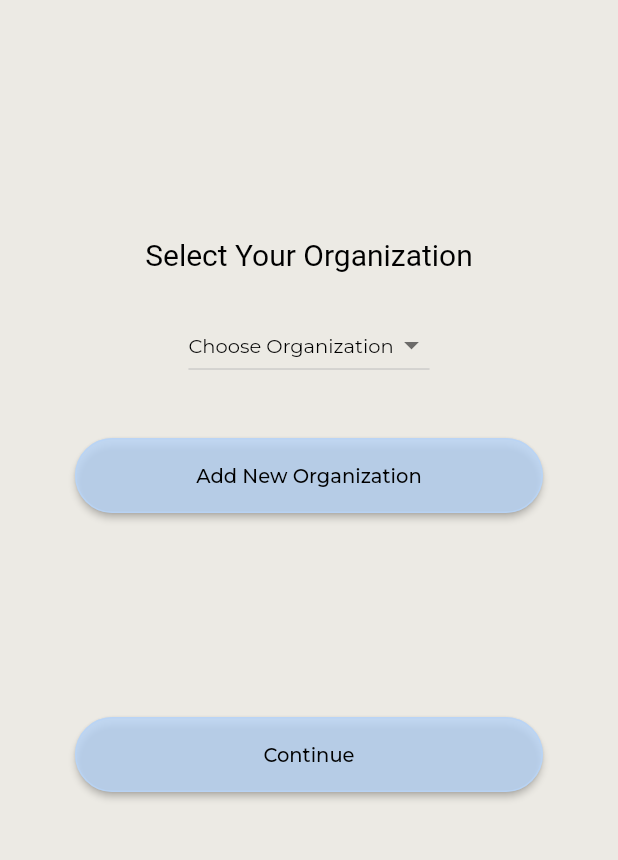
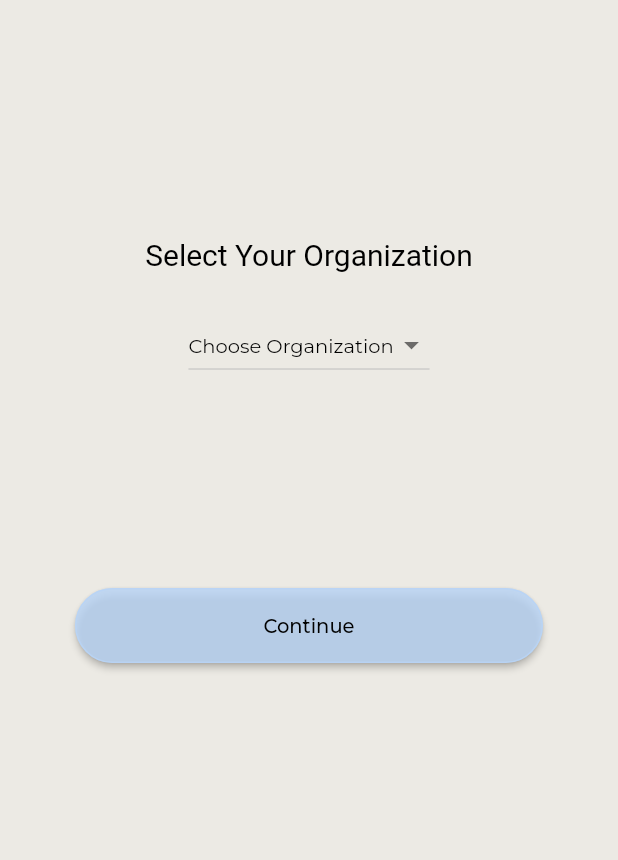
Before and after one commit to dbar2002/302-Design-Project, a Flutter app: the SelectMapScreen screen opened by its route, on a phone screen of 412 x 824 dp, the part 276-1136 px from its top. Run offline on Flutter 3.47's test engine with Material 2 defaults, Android fonts, the phone set to English and light mode, and no system bars; our stand-ins replace animated_splash_screen, cloud_firestore, cloud_functions, dropdown_button2, firebase_auth, firebase_core and 6 more; missing offline and left inert: dart:ffi, flutter_animated_splash, flutter_polyline_points, map_launcher; accounts and stored records are empty.

Commit message:
Cleaner flow

```diff
--- a/lib/screens/select_map.dart
+++ b/lib/screens/select_map.dart
@@ -134,11 +134,7 @@ class _SelectMapScreenState extends State<SelectMapScreen> {
                           return Container();
                         }),
                         Padding(padding: const EdgeInsets.only(top: 20),
-                child: BasicButton(
-                  text: "Add New Organization",
-
-                  onPressed: () async {Navigator.of(context).pushNamedAndRemoveUntil('/addNewOrg', (route) => false);}
-                )),
+                      ),
                     Padding(
                         padding: const EdgeInsets.only(top: 100, bottom: 25),
                         child: BasicButton(
```
